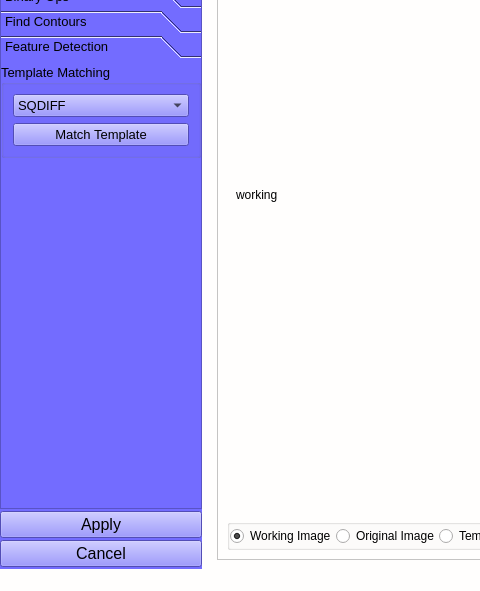
Old version of the form CVQTui2.ui in the repository tkubic/CVQT; both pictures show x 0 to 480 and y 161 to 752 of the 1283 by 752 pixel window.
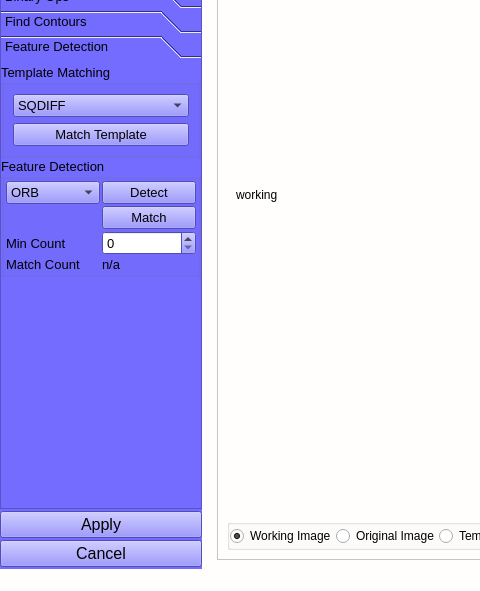
New version of the form. The open tabs and pages were chosen to show the change.

```diff
--- a/CVQTui2.ui
+++ b/CVQTui2.ui
@@ -1327,7 +1327,7 @@
         <enum>QFrame::Raised</enum>
        </property>
        <property name="currentIndex">
-        <number>0</number>
+        <number>6</number>
        </property>
        <property name="tabSpacing">
         <number>2</number>
@@ -2843,7 +2843,7 @@
          <property name="spacing">
           <number>0</number>
          </property>
-         <item row="4" column="0" colspan="2">
+         <item row="4" column="1" colspan="2">
           <widget class="QGroupBox" name="gbTemplate">
            <property name="title">
             <string>Template Matching</string>
@@ -2893,7 +2893,84 @@
            </layout>
           </widget>
          </item>
-         <item row="5" column="0" colspan="2">
+         <item row="5" column="1" colspan="2">
+          <widget class="QGroupBox" name="groupBox">
+           <property name="title">
+            <string>Feature Detection</string>
+           </property>
+           <layout class="QGridLayout" name="gridLayout_22">
+            <property name="margin">
+             <number>2</number>
+            </property>
+            <property name="spacing">
+             <number>2</number>
+            </property>
+            <item row="4" column="0">
+             <widget class="QComboBox" name="cbFeatureType">
+              <item>
+               <property name="text">
+                <string>ORB</string>
+               </property>
+              </item>
+              <item>
+               <property name="text">
+                <string>SIFT</string>
+               </property>
+              </item>
+              <item>
+               <property name="text">
+                <string>SURF</string>
+               </property>
+              </item>
+              <item>
+               <property name="text">
+                <string>AKAZE</string>
+               </property>
+              </item>
+             </widget>
+            </item>
+            <item row="6" column="1">
+             <widget class="QSpinBox" name="sbFeatureMinCnt"/>
+            </item>
+            <item row="7" column="0">
+             <widget class="QLabel" name="lblFeatureMatchCntLbl">
+              <property name="text">
+               <string>Match Count</string>
+              </property>
+             </widget>
+            </item>
+            <item row="6" column="0">
+             <widget class="QLabel" name="lblFeatureMinCnt">
+              <property name="text">
+               <string>Min Count</string>
+              </property>
+             </widget>
+            </item>
+            <item row="7" column="1">
+             <widget class="QLabel" name="lblFeatureMatchCnt">
+              <property name="text">
+               <string>n/a</string>
+              </property>
+             </widget>
+            </item>
+            <item row="4" column="1">
+             <widget class="QPushButton" name="btnFeatureDetect">
+              <property name="text">
+               <string>Detect</string>
+              </property>
+             </widget>
+            </item>
+            <item row="5" column="1">
+             <widget class="QPushButton" name="btnFeatureMatch">
+              <property name="text">
+               <string>Match</string>
+              </property>
+             </widget>
+            </item>
+           </layout>
+          </widget>
+         </item>
+         <item row="7" column="1" colspan="2">
           <spacer name="verticalSpacer_8">
            <property name="orientation">
             <enum>Qt::Vertical</enum>
```
